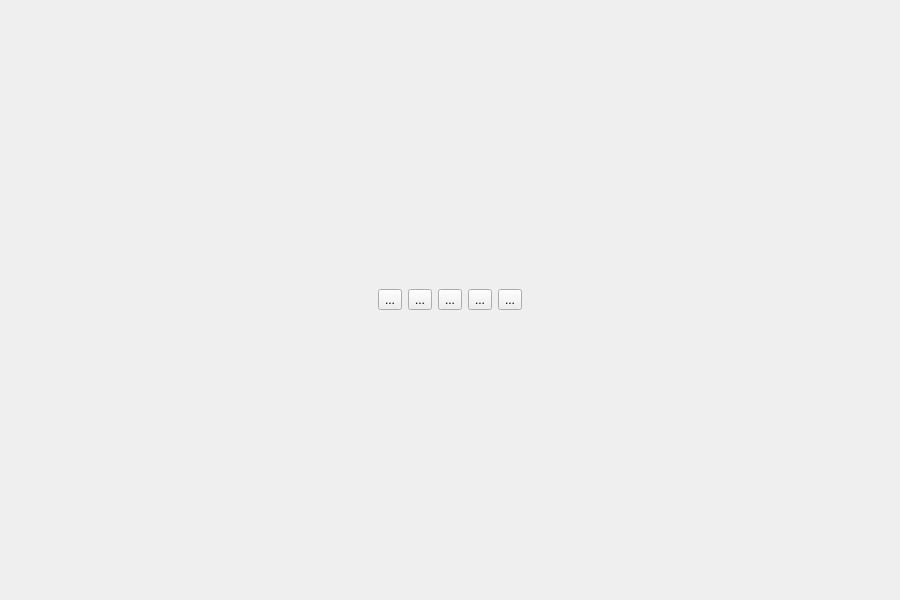
Old version of the form src/usdb_syncer/gui/forms/PreviewDialog.ui in the repository bohning/usdb_syncer.
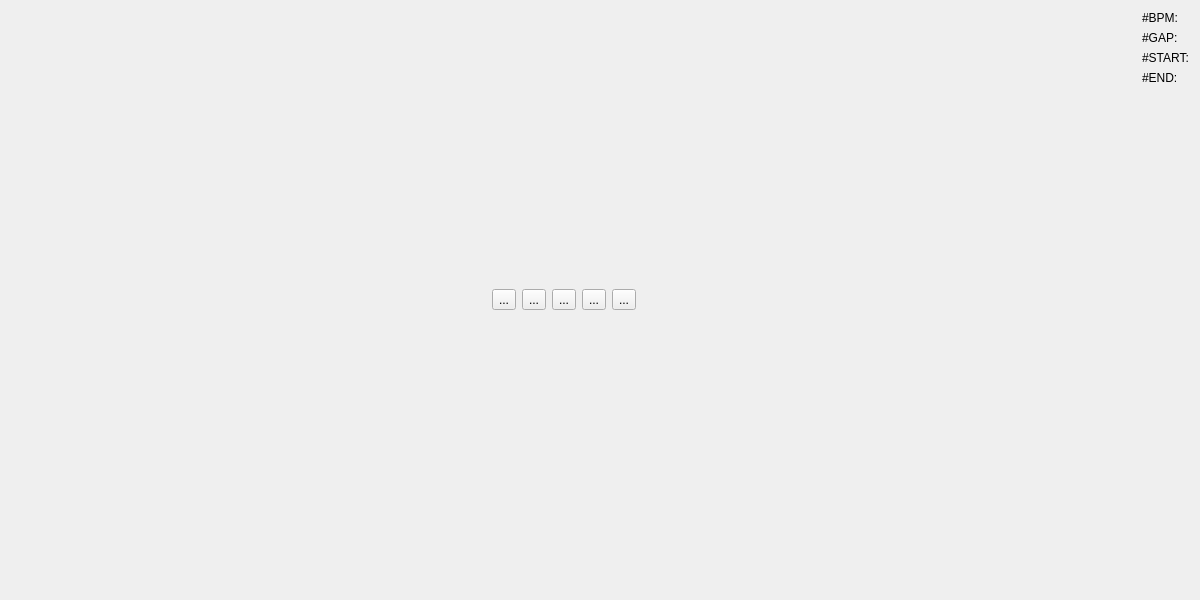
New version of the form. Icons and pictures are not drawn.

Commit message: Add cover to preview dialog

```diff
--- a/src/usdb_syncer/gui/forms/PreviewDialog.ui
+++ b/src/usdb_syncer/gui/forms/PreviewDialog.ui
@@ -6,14 +6,14 @@
    <rect>
     <x>0</x>
     <y>0</y>
-    <width>900</width>
+    <width>1200</width>
     <height>600</height>
    </rect>
   </property>
   <property name="windowTitle">
    <string>Dialog</string>
   </property>
-  <layout class="QVBoxLayout" name="verticalLayout">
+  <layout class="QHBoxLayout" name="horizontalLayout">
    <item>
     <layout class="QVBoxLayout" name="layout_main">
      <item>
@@ -136,6 +136,67 @@
      </item>
     </layout>
    </item>
+   <item>
+    <spacer name="horizontalSpacer_3">
+     <property name="orientation">
+      <enum>Qt::Orientation::Horizontal</enum>
+     </property>
+     <property name="sizeType">
+      <enum>QSizePolicy::Policy::Minimum</enum>
+     </property>
+     <property name="sizeHint" stdset="0">
+      <size>
+       <width>20</width>
+       <height>20</height>
+      </size>
+     </property>
+    </spacer>
+   </item>
+   <item>
+    <layout class="QVBoxLayout" name="layout_extra">
+     <item>
+      <widget class="QLabel" name="label_bpm">
+       <property name="text">
+        <string>#BPM: </string>
+       </property>
+      </widget>
+     </item>
+     <item>
+      <widget class="QLabel" name="label_gap">
+       <property name="text">
+        <string>#GAP: </string>
+       </property>
+      </widget>
+     </item>
+     <item>
+      <widget class="QLabel" name="label_start">
+       <property name="text">
+        <string>#START:</string>
+       </property>
+      </widget>
+     </item>
+     <item>
+      <widget class="QLabel" name="label_end">
+       <property name="text">
+        <string>#END:</string>
+       </property>
+      </widget>
+     </item>
+     <item>
+      <spacer name="verticalSpacer">
+       <property name="orientation">
+        <enum>Qt::Orientation::Vertical</enum>
+       </property>
+       <property name="sizeHint" stdset="0">
+        <size>
+         <width>20</width>
+         <height>40</height>
+        </size>
+       </property>
+      </spacer>
+     </item>
+    </layout>
+   </item>
   </layout>
  </widget>
  <resources>
```
The commit also changes 3 other files.
